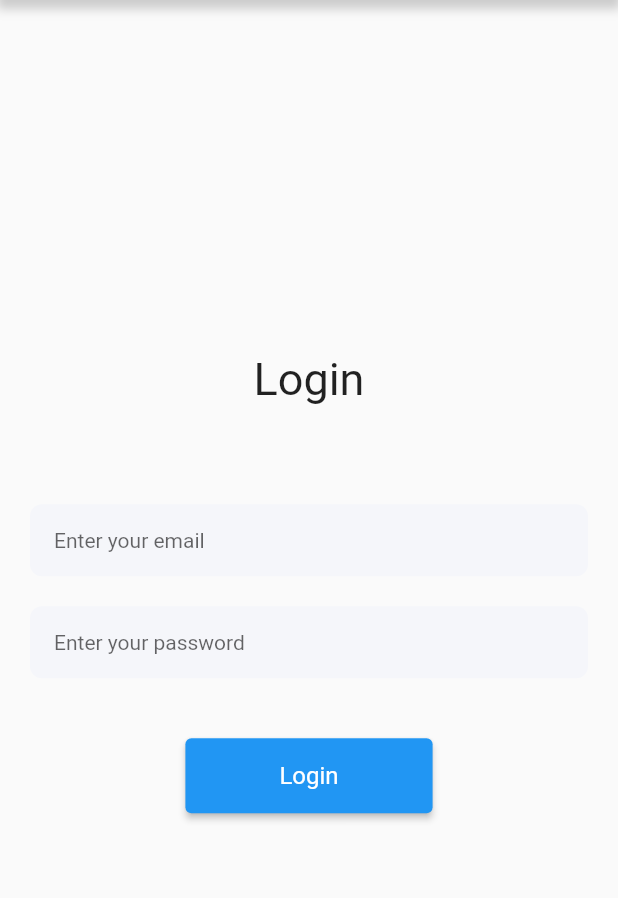
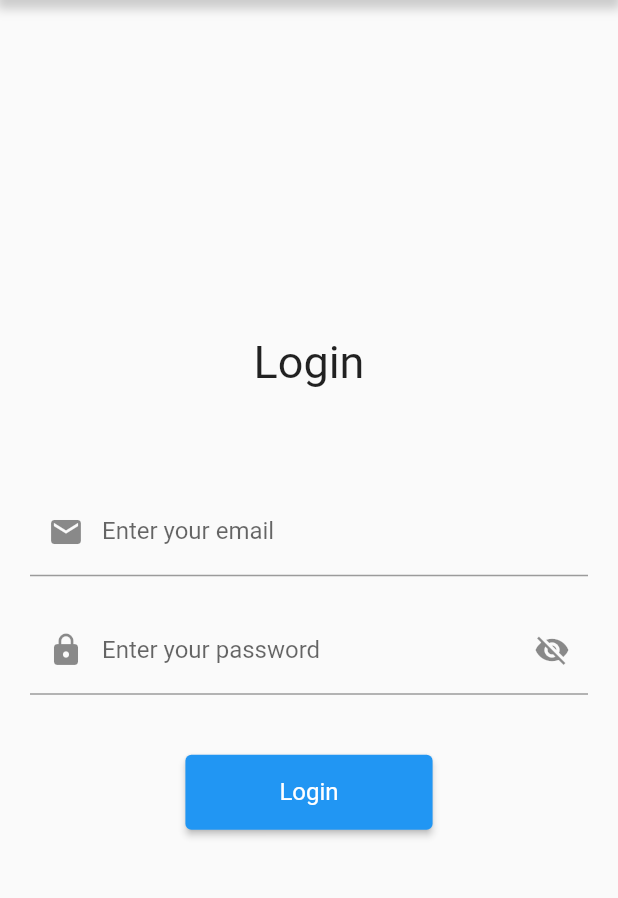
Before and after one commit to Timmy-123-pintor/WaTEErWise, a Flutter app: the screen it shows after launch, on a phone screen of 412 x 824 dp, the part 70-968 px from its top. Run offline on Flutter 3.47's test engine with Material 2 defaults, Android fonts, the phone set to English and light mode, and no system bars; our stand-ins replace cloud_firestore, firebase_auth, firebase_core, fl_chart, google_fonts; missing offline and left inert: dart:js; accounts and stored records are empty.

Commit message:
bugs fixed

```diff
--- a/waterwiseweb/lib/Screens/login_admin/login_admin_screen.dart
+++ b/waterwiseweb/lib/Screens/login_admin/login_admin_screen.dart
@@ -4,7 +4,6 @@ import 'package:flutter/foundation.dart';
 import 'package:flutter/material.dart';
 import 'package:provider/provider.dart';
 import 'package:waterwiseweb/Screens/services/firebase_auth_methods.dart';
-import 'package:waterwiseweb/Screens/widgets/custom_textfiled.dart';
 import 'package:waterwiseweb/components/TabBar/NavBar.dart';
 
 class EmailPasswordLogin extends StatefulWidget {
@@ -19,6 +18,7 @@ class EmailPasswordLogin extends StatefulWidget {
 class _EmailPasswordLoginState extends State<EmailPasswordLogin> {
   late TextEditingController emailController;
   late TextEditingController passwordController;
+  bool _obscureText = true;
 
   @override
   void initState() {
@@ -44,7 +44,8 @@ class _EmailPasswordLoginState extends State<EmailPasswordLogin> {
             password: password,
             context: context,
           );
-      Navigator.pushNamedAndRemoveUntil(context, Tabbar.routeName, (route) => false);
+      Navigator.pushNamedAndRemoveUntil(
+          context, Tabbar.routeName, (route) => false);
     } catch (e) {
       // Handle login error here
       if (kDebugMode) {
@@ -70,17 +71,33 @@ class _EmailPasswordLoginState extends State<EmailPasswordLogin> {
           SizedBox(height: MediaQuery.of(context).size.height * 0.08),
           Container(
             margin: const EdgeInsets.symmetric(horizontal: 20),
-            child: CustomTextField(
+            child: TextField(
               controller: emailController,
-              hintText: 'Enter your email',
+              decoration: const InputDecoration(
+                labelText: 'Enter your email',
+                prefixIcon: Icon(Icons.email),
+              ),
             ),
           ),
           const SizedBox(height: 20),
           Container(
             margin: const EdgeInsets.symmetric(horizontal: 20),
-            child: CustomTextField(
+            child: TextField(
               controller: passwordController,
-              hintText: 'Enter your password',
+              obscureText: _obscureText,
+              decoration: InputDecoration(
+                  labelText: 'Enter your password',
+                  prefixIcon: const Icon(Icons.lock),
+                  suffixIcon: IconButton(
+                    icon: _obscureText
+                        ? const Icon(Icons.visibility_off)
+                        : const Icon(Icons.visibility),
+                    onPressed: () {
+                      setState(() {
+                        _obscureText = !_obscureText;
+                      });
+                    },
+                  )),
             ),
           ),
           const SizedBox(height: 40),
```
Also changed, not shown: wateerwise/lib/admin/navTabBar.dart (+7 -3 lines), wateerwise/lib/components/Profile/accountInfo.dart (+7 -0 lines), wateerwise/lib/screens/login/login_email_password.dart (+22 -5 lines), waterwiseweb/lib/components/TabBar/NavBar.dart (+5 -2 lines).
